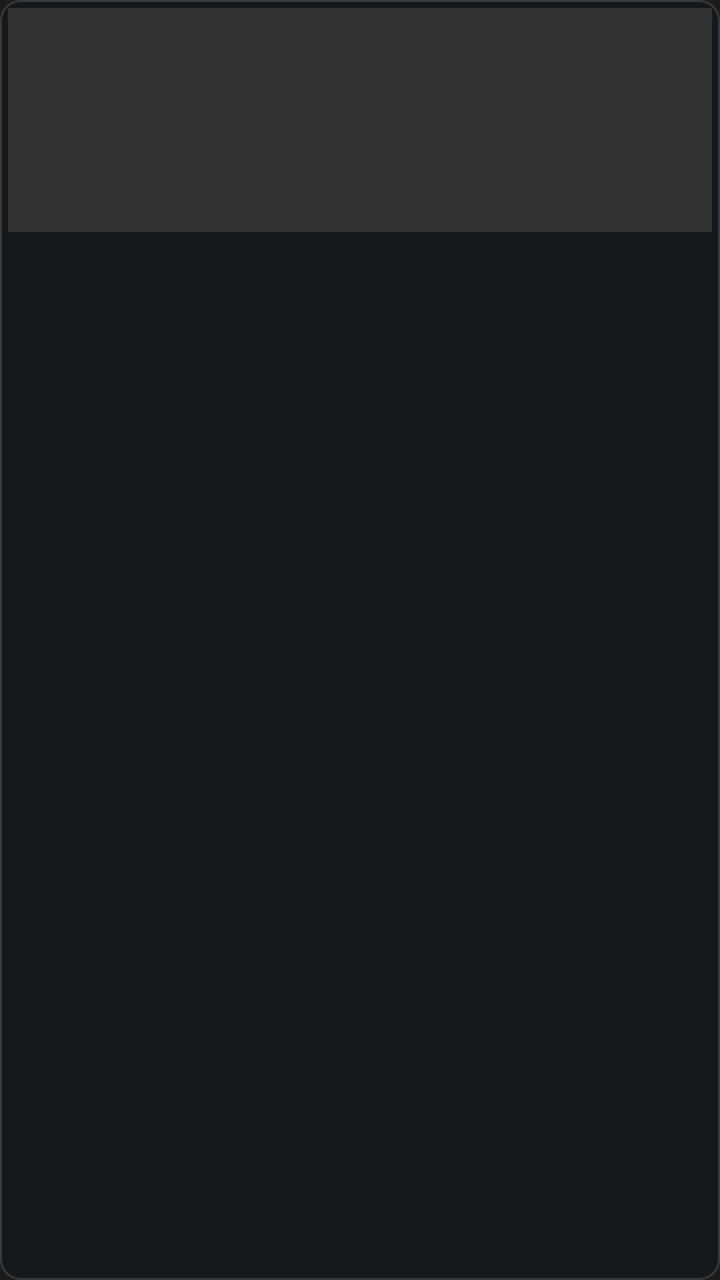
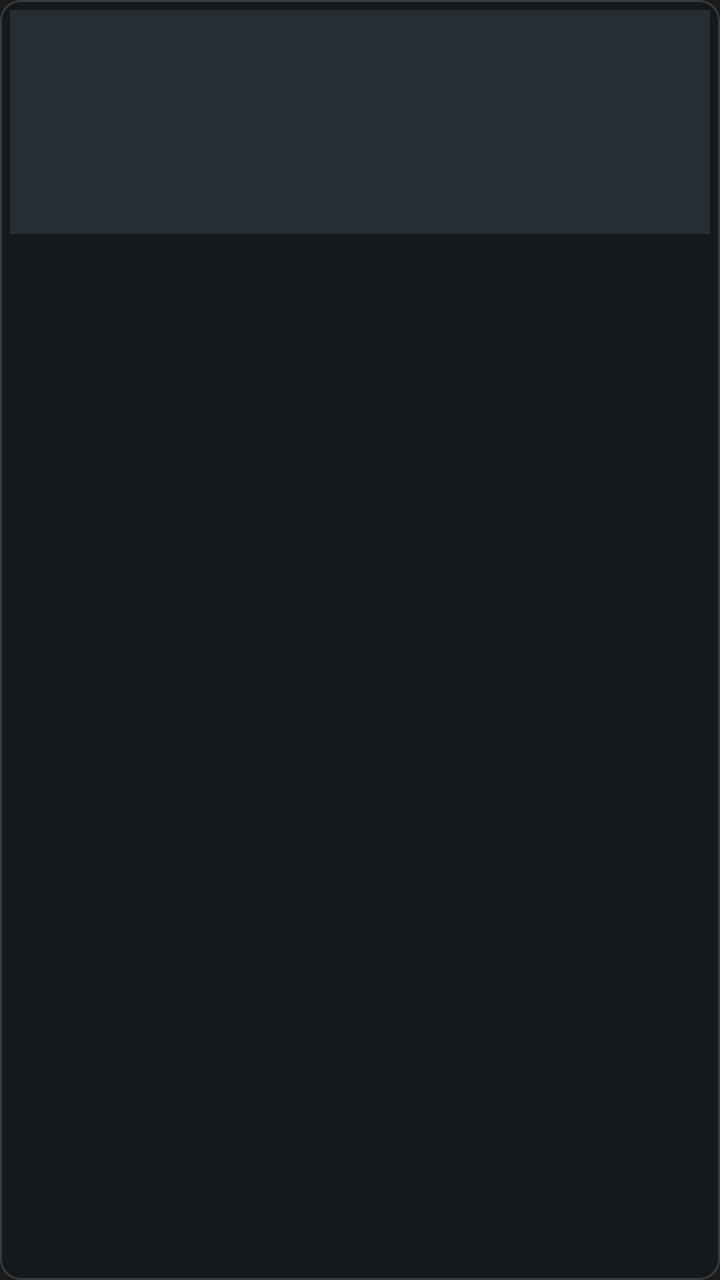

Two renders of the same Android screen: before a commit and after it. Below are the layout's source before the change and the commit's diff.
<!-- AndroidManifest.xml: application theme Theme.Sinema -->
<!-- res/layout/view_folder_card.xml -->
<?xml version="1.0" encoding="utf-8"?>
<LinearLayout xmlns:android="http://schemas.android.com/apk/res/android"
    android:layout_width="200dp"
    android:layout_height="wrap_content"
    android:minHeight="180dp"
    android:orientation="vertical"
    android:focusable="true"
    android:focusableInTouchMode="true"
    android:background="@drawable/card_focus_border"
    android:layout_marginStart="8dp"
    android:layout_marginEnd="8dp"
    android:padding="4dp"
    android:clipChildren="false">

    <FrameLayout
        android:layout_width="match_parent"
        android:layout_height="112dp">

        <ImageView
            android:id="@+id/card_image"
            android:layout_width="match_parent"
            android:layout_height="match_parent"
            android:scaleType="centerCrop"
            android:background="#333333"
            android:importantForAccessibility="no" />

        <ImageView
            android:id="@+id/card_heart"
            android:layout_width="24dp"
            android:layout_height="24dp"
            android:layout_gravity="top|end"
            android:layout_margin="4dp"
            android:contentDescription="@string/accessibility_favorite"
            android:src="@drawable/ic_heart"
            android:visibility="gone" />
    </FrameLayout>

    <TextView
        android:id="@+id/card_title"
        android:layout_width="match_parent"
        android:layout_height="wrap_content"
        android:maxLines="2"
        android:ellipsize="end"
        android:textColor="@android:color/white"
        android:textSize="14sp"
        android:paddingTop="4dp"
        android:paddingStart="4dp"
        android:paddingEnd="4dp" />

    <TextView
        android:id="@+id/card_content"
        android:layout_width="match_parent"
        android:layout_height="wrap_content"
        android:maxLines="1"
        android:ellipsize="end"
        android:textColor="#AAAAAA"
        android:textSize="12sp"
        android:paddingStart="4dp"
        android:paddingEnd="4dp"
        android:paddingBottom="4dp" />
</LinearLayout>
<!-- resources referenced by this layout -->
<resources>
  <!-- drawable card_focus_border (drawable) -->
  <?xml version="1.0" encoding="utf-8"?>
  <selector xmlns:android="http://schemas.android.com/apk/res/android">
      <item android:state_focused="true">
          <shape android:shape="rectangle">
              <stroke android:width="4dp" android:color="#2AABE0" />
              <solid android:color="#FF18242A" />
              <corners android:radius="@dimen/card_polish_corner_radius" />
          </shape>
      </item>
      <item>
          <shape android:shape="rectangle">
              <stroke android:width="1dp" android:color="@color/card_polish_border_unfocused" />
              <solid android:color="@color/card_polish_surface" />
              <corners android:radius="@dimen/card_polish_corner_radius" />
          </shape>
      </item>
  </selector>
  <!-- drawable ic_heart (drawable) -->
  <?xml version="1.0" encoding="utf-8"?>
  <vector xmlns:android="http://schemas.android.com/apk/res/android"
      android:width="24dp"
      android:height="24dp"
      android:viewportWidth="24"
      android:viewportHeight="24">
      <path
          android:fillColor="#FF1744"
          android:pathData="M12,21.35l-1.45,-1.32C5.4,15.36 2,12.28 2,8.5 2,5.42 4.42,3 7.5,3c1.74,0 3.41,0.81 4.5,2.09C13.09,3.81 14.76,3 16.5,3 19.58,3 22,5.42 22,8.5c0,3.78 -3.4,6.86 -8.55,11.54L12,21.35z" />
  </vector>
  <string name="accessibility_favorite">Favorite</string>
  <style name="Theme.Sinema" parent="@style/Theme.Leanback.Browse">
          <item name="android:windowIsTranslucent">false</item>
          <item name="android:windowBackground">#FF1B1B1B</item>
          <item name="android:colorBackground">#FF1B1B1B</item>
          <item name="android:colorPrimary">#FF1B1B1B</item>
          <item name="defaultBrandColor">#FF1B1B1B</item>
          <item name="defaultBrandColorDark">#FF121212</item>
          <item name="android:textColorPrimary">@android:color/white</item>
          <item name="android:textColorSecondary">#AAAAAA</item>
          <item name="browsePaddingStart">48dp</item>
          <item name="browsePaddingEnd">48dp</item>
          <item name="browsePaddingTop">27dp</item>
          <item name="browsePaddingBottom">27dp</item>
      </style>
  <dimen name="card_polish_corner_radius">10dp</dimen>
  <color name="card_polish_border_unfocused">#24FFFFFF</color>
  <color name="card_polish_surface">#FF14191E</color>
</resources>

<!-- the commit's change to res/layout/view_folder_card.xml (unified diff, before → after) -->
@@ -9,10 +9,11 @@
     android:background="@drawable/card_focus_border"
     android:layout_marginStart="8dp"
     android:layout_marginEnd="8dp"
-    android:padding="4dp"
+    android:padding="5dp"
     android:clipChildren="false">
 
     <FrameLayout
+        android:id="@+id/card_artwork_frame"
         android:layout_width="match_parent"
         android:layout_height="112dp">
 
@@ -21,15 +22,17 @@
             android:layout_width="match_parent"
             android:layout_height="match_parent"
             android:scaleType="centerCrop"
-            android:background="#333333"
+            android:background="#262D33"
             android:importantForAccessibility="no" />
 
         <ImageView
             android:id="@+id/card_heart"
-            android:layout_width="24dp"
-            android:layout_height="24dp"
+            android:layout_width="26dp"
+            android:layout_height="26dp"
             android:layout_gravity="top|end"
-            android:layout_margin="4dp"
+            android:layout_margin="6dp"
+            android:padding="4dp"
+            android:background="@drawable/card_polish_badge"
             android:contentDescription="@string/accessibility_favorite"
             android:src="@drawable/ic_heart"
             android:visibility="gone" />
@@ -41,11 +44,11 @@
         android:layout_height="wrap_content"
         android:maxLines="2"
         android:ellipsize="end"
-        android:textColor="@android:color/white"
+        android:textColor="@color/card_polish_title_unfocused"
         android:textSize="14sp"
-        android:paddingTop="4dp"
-        android:paddingStart="4dp"
-        android:paddingEnd="4dp" />
+        android:paddingTop="6dp"
+        android:paddingStart="6dp"
+        android:paddingEnd="6dp" />
 
     <TextView
         android:id="@+id/card_content"
@@ -53,9 +56,9 @@
         android:layout_height="wrap_content"
         android:maxLines="1"
         android:ellipsize="end"
-        android:textColor="#AAAAAA"
+        android:textColor="@color/card_polish_meta_unfocused"
         android:textSize="12sp"
-        android:paddingStart="4dp"
-        android:paddingEnd="4dp"
+        android:paddingStart="6dp"
+        android:paddingEnd="6dp"
         android:paddingBottom="4dp" />
 </LinearLayout>
<!-- resource entries referenced after the edit -->
@@ -1,5 +1,7 @@
 <!-- resources referenced by this layout -->
 <resources>
+  <color name="card_polish_meta_unfocused">#FF9AA6B0</color>
+  <color name="card_polish_title_unfocused">#FFE8EEF2</color>
   <!-- drawable card_focus_border (drawable) -->
   <?xml version="1.0" encoding="utf-8"?>
   <selector xmlns:android="http://schemas.android.com/apk/res/android">
@@ -18,6 +20,13 @@
           </shape>
       </item>
   </selector>
+  <!-- drawable card_polish_badge (drawable) -->
+  <?xml version="1.0" encoding="utf-8"?>
+  <shape xmlns:android="http://schemas.android.com/apk/res/android" android:shape="rectangle">
+      <solid android:color="@color/card_polish_badge_fill" />
+      <stroke android:width="1dp" android:color="@color/card_polish_badge_stroke" />
+      <corners android:radius="@dimen/card_polish_badge_radius" />
+  </shape>
   <!-- drawable ic_heart (drawable) -->
   <?xml version="1.0" encoding="utf-8"?>
   <vector xmlns:android="http://schemas.android.com/apk/res/android"
@@ -47,5 +56,8 @@
   <dimen name="card_polish_corner_radius">10dp</dimen>
   <color name="card_polish_border_unfocused">#24FFFFFF</color>
   <color name="card_polish_surface">#FF14191E</color>
+  <color name="card_polish_badge_fill">#D90D1216</color>
+  <color name="card_polish_badge_stroke">#38FFFFFF</color>
+  <dimen name="card_polish_badge_radius">6dp</dimen>
 </resources>
 
